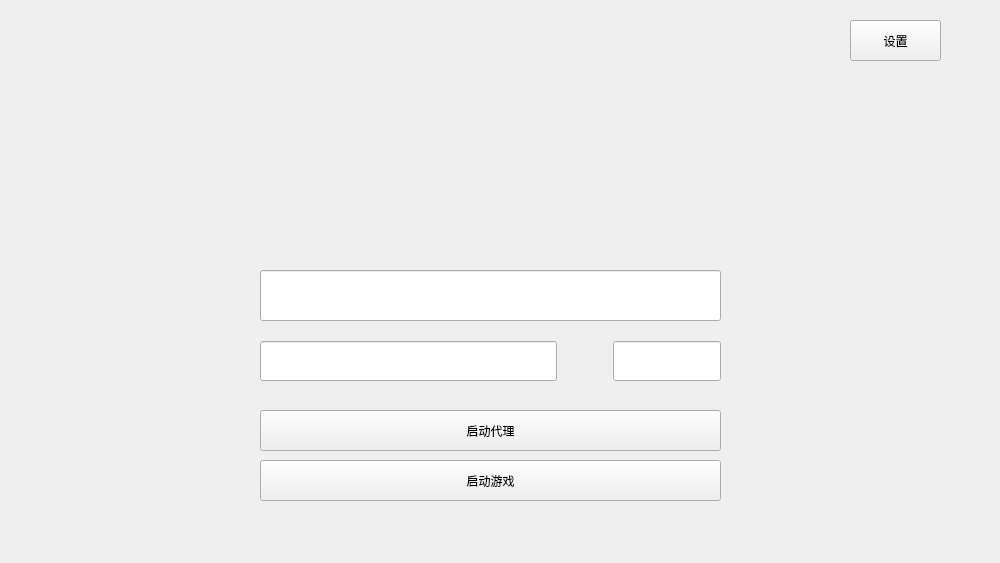
First picture: the form in src/widget.ui, repository pain1929/eulo-gui, before the edit.
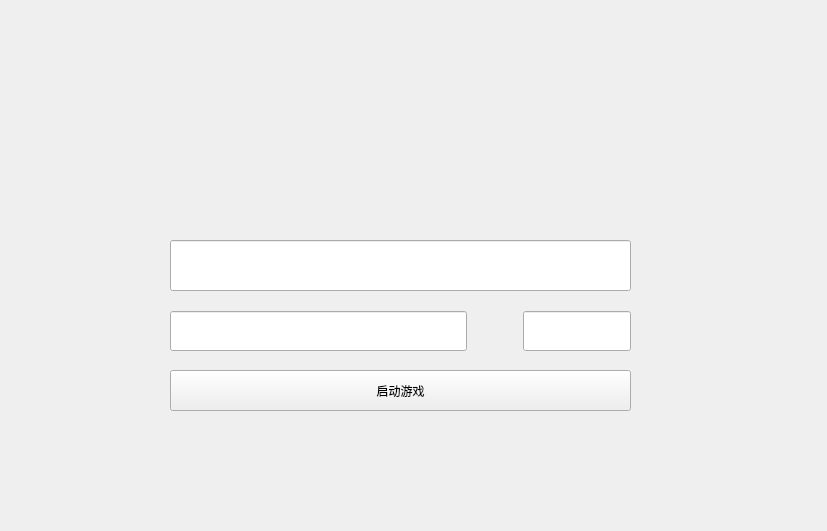
Second picture: the form after the edit. Custom widgets are drawn as their Qt base class.

```diff
--- a/src/widget.ui
+++ b/src/widget.ui
@@ -6,14 +6,14 @@
    <rect>
     <x>0</x>
     <y>0</y>
-    <width>1000</width>
-    <height>563</height>
+    <width>827</width>
+    <height>531</height>
    </rect>
   </property>
   <property name="minimumSize">
    <size>
-    <width>1000</width>
-    <height>563</height>
+    <width>10</width>
+    <height>10</height>
    </size>
   </property>
   <property name="maximumSize">
@@ -28,8 +28,8 @@
   <widget class="DragDropLineEdit" name="token">
    <property name="geometry">
     <rect>
-     <x>260</x>
-     <y>270</y>
+     <x>170</x>
+     <y>240</y>
      <width>461</width>
      <height>51</height>
     </rect>
@@ -44,30 +44,11 @@
     <enum>QLineEdit::Password</enum>
    </property>
   </widget>
-  <widget class="QPushButton" name="login">
-   <property name="geometry">
-    <rect>
-     <x>260</x>
-     <y>410</y>
-     <width>461</width>
-     <height>41</height>
-    </rect>
-   </property>
-   <property name="minimumSize">
-    <size>
-     <width>461</width>
-     <height>40</height>
-    </size>
-   </property>
-   <property name="text">
-    <string>启动代理</string>
-   </property>
-  </widget>
   <widget class="QWidget" name="layoutWidget">
    <property name="geometry">
     <rect>
-     <x>260</x>
-     <y>120</y>
+     <x>170</x>
+     <y>90</y>
      <width>461</width>
      <height>111</height>
     </rect>
@@ -123,8 +104,8 @@
   <widget class="QWidget" name="layoutWidget">
    <property name="geometry">
     <rect>
-     <x>260</x>
-     <y>340</y>
+     <x>170</x>
+     <y>310</y>
      <width>461</width>
      <height>42</height>
     </rect>
@@ -171,8 +152,8 @@
   <widget class="QPushButton" name="game">
    <property name="geometry">
     <rect>
-     <x>260</x>
-     <y>460</y>
+     <x>170</x>
+     <y>370</y>
      <width>461</width>
      <height>41</height>
     </rect>
@@ -181,19 +162,6 @@
     <string>启动游戏</string>
    </property>
   </widget>
-  <widget class="QPushButton" name="setting">
-   <property name="geometry">
-    <rect>
-     <x>850</x>
-     <y>20</y>
-     <width>91</width>
-     <height>41</height>
-    </rect>
-   </property>
-   <property name="text">
-    <string>设置</string>
-   </property>
-  </widget>
  </widget>
  <customwidgets>
   <customwidget>
```
